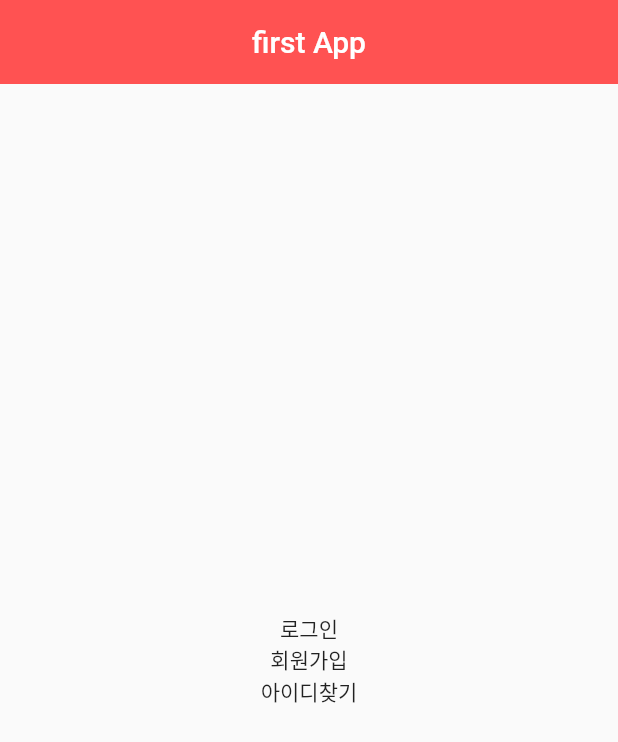
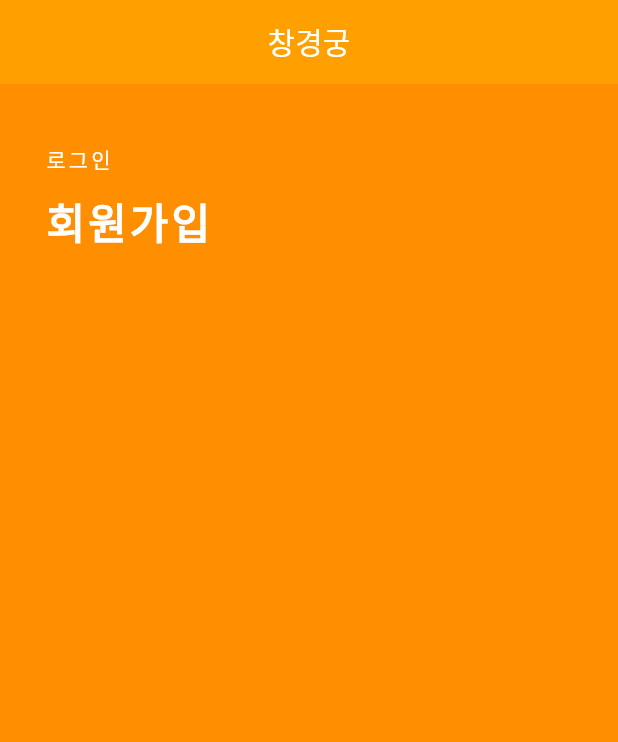
Before and after one commit to w4oamI/Flutter_tutorial, a Flutter app: the screen it shows after launch, on a phone screen of 412 x 824 dp. Shown: the top 742 px of the screen. Run offline on Flutter 3.47's test engine with Material 2 defaults, Android fonts, the phone set to English and light mode, and no system bars.

Commit message:
페이지 디자인 학습1차

```diff
--- a/tutorial/lib/main.dart
+++ b/tutorial/lib/main.dart
@@ -77,6 +77,8 @@ class MyApp extends StatelessWidget {
 //
 //
 //Widget 종류
+//---------------------------------------------//
+/*
 void main() => runApp(MyApp());
 
 class MyApp extends StatelessWidget {
@@ -109,3 +111,59 @@ class Mychar extends StatelessWidget {
     );
   }
 }
+*/
+//---------------------------------------------//
+//
+//
+//
+//
+//Page Design
+
+void main() => runApp(MyApp());
+
+class MyApp extends StatelessWidget {
+  @override
+  Widget build(BuildContext context) {
+    return MaterialApp(
+      title: '창경궁',
+      home: Grade(),
+    );
+  }
+}
+
+class Grade extends StatelessWidget {
+  @override
+  Widget build(BuildContext context) {
+    return Scaffold(
+      backgroundColor: Colors.amber[800],
+      appBar: AppBar(
+        title: Text('창경궁'),
+        backgroundColor: Colors.amber[700],
+        centerTitle: true,
+        elevation: 0.0,
+      ),
+      body: Padding(
+        padding: EdgeInsets.fromLTRB(30.0, 40.0, 0.0, 0.0),
+        child: Column(
+          crossAxisAlignment: CrossAxisAlignment.start,
+          children: [
+            Text(
+              '로그인',
+              style: TextStyle(color: Colors.white, letterSpacing: 2.0 //글자간격
+                  ),
+            ),
+            SizedBox(
+              height: 10.0, //로그인과 회원가입사이를 벌어줌
+            ),
+            Text('회원가입',
+                style: TextStyle(
+                    color: Colors.white,
+                    letterSpacing: 2.0,
+                    fontSize: 28.0,
+                    fontWeight: FontWeight.bold))
+          ],
+        ),
+      ),
+    );
+  }
+}
```
